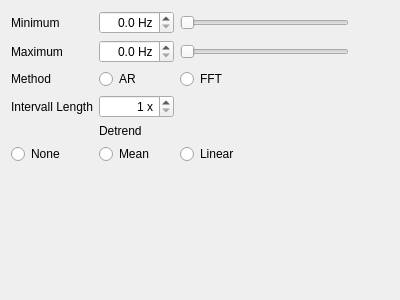
Before: the Qt Designer form libraries/disp/viewers/formfiles/bandpowersettingsview.ui in johaenns/mne-cpp, drawn with Qt 5.
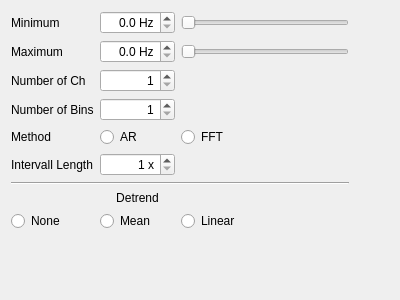
After: the same form once the commit is applied.

The edit to the form file:
```diff
--- a/libraries/disp/viewers/formfiles/bandpowersettingsview.ui
+++ b/libraries/disp/viewers/formfiles/bandpowersettingsview.ui
@@ -51,51 +51,17 @@
      <property name="leftMargin">
       <number>0</number>
      </property>
-     <item row="0" column="1">
-      <widget class="QDoubleSpinBox" name="doubleSpinBoxMin">
-       <property name="alignment">
-        <set>Qt::AlignRight|Qt::AlignTrailing|Qt::AlignVCenter</set>
-       </property>
-       <property name="suffix">
-        <string> Hz</string>
-       </property>
-       <property name="decimals">
-        <number>1</number>
-       </property>
-      </widget>
-     </item>
-     <item row="0" column="2">
-      <widget class="QSlider" name="horizontalSliderMin">
-       <property name="orientation">
-        <enum>Qt::Horizontal</enum>
-       </property>
-      </widget>
-     </item>
-     <item row="2" column="1">
-      <widget class="QRadioButton" name="radioButtonAR">
-       <property name="text">
-        <string>AR</string>
-       </property>
-       <attribute name="buttonGroup">
-        <string notr="true">buttonGroupMethod</string>
-       </attribute>
-      </widget>
-     </item>
-     <item row="4" column="1">
+     <item row="7" column="1">
       <widget class="QLabel" name="label_5">
        <property name="text">
         <string>Detrend</string>
        </property>
-      </widget>
-     </item>
-     <item row="1" column="0">
-      <widget class="QLabel" name="label_2">
-       <property name="text">
-        <string>Maximum</string>
+       <property name="alignment">
+        <set>Qt::AlignCenter</set>
        </property>
       </widget>
      </item>
-     <item row="2" column="2">
+     <item row="4" column="2">
       <widget class="QRadioButton" name="radioButtonFFT">
        <property name="text">
         <string>FFT</string>
@@ -105,10 +71,10 @@
        </attribute>
       </widget>
      </item>
-     <item row="0" column="0">
-      <widget class="QLabel" name="label">
+     <item row="8" column="2">
+      <widget class="QRadioButton" name="radioButtonLinear">
        <property name="text">
-        <string>Minimum</string>
+        <string>Linear</string>
        </property>
       </widget>
      </item>
@@ -126,12 +92,76 @@
       </widget>
      </item>
      <item row="3" column="0">
+      <widget class="QLabel" name="label_6">
+       <property name="text">
+        <string>Number of Bins</string>
+       </property>
+      </widget>
+     </item>
+     <item row="5" column="0">
       <widget class="QLabel" name="label_3">
        <property name="text">
         <string>Intervall Length</string>
        </property>
       </widget>
      </item>
+     <item row="0" column="2">
+      <widget class="QSlider" name="horizontalSliderMin">
+       <property name="orientation">
+        <enum>Qt::Horizontal</enum>
+       </property>
+      </widget>
+     </item>
+     <item row="3" column="1">
+      <widget class="QSpinBox" name="spinBoxBins">
+       <property name="alignment">
+        <set>Qt::AlignRight|Qt::AlignTrailing|Qt::AlignVCenter</set>
+       </property>
+       <property name="minimum">
+        <number>1</number>
+       </property>
+      </widget>
+     </item>
+     <item row="0" column="1">
+      <widget class="QDoubleSpinBox" name="doubleSpinBoxMin">
+       <property name="alignment">
+        <set>Qt::AlignRight|Qt::AlignTrailing|Qt::AlignVCenter</set>
+       </property>
+       <property name="suffix">
+        <string> Hz</string>
+       </property>
+       <property name="decimals">
+        <number>1</number>
+       </property>
+      </widget>
+     </item>
+     <item row="0" column="0">
+      <widget class="QLabel" name="label">
+       <property name="text">
+        <string>Minimum</string>
+       </property>
+      </widget>
+     </item>
+     <item row="8" column="0">
+      <widget class="QRadioButton" name="radioButtonNoDetrend">
+       <property name="layoutDirection">
+        <enum>Qt::LeftToRight</enum>
+       </property>
+       <property name="text">
+        <string>None</string>
+       </property>
+       <attribute name="buttonGroup">
+        <string notr="true">buttonGroupDetrend</string>
+       </attribute>
+      </widget>
+     </item>
+     <item row="1" column="0">
+      <widget class="QLabel" name="label_2">
+       <property name="text">
+        <string>Maximum</string>
+       </property>
+      </widget>
+     </item>
      <item row="1" column="2">
       <widget class="QSlider" name="horizontalSliderMax">
        <property name="orientation">
@@ -139,27 +169,47 @@
        </property>
       </widget>
      </item>
-     <item row="3" column="1">
-      <widget class="QSpinBox" name="spinBoxIntervallLength">
-       <property name="alignment">
-        <set>Qt::AlignRight|Qt::AlignTrailing|Qt::AlignVCenter</set>
-       </property>
-       <property name="suffix">
-        <string> x</string>
-       </property>
-       <property name="minimum">
-        <number>1</number>
-       </property>
-      </widget>
-     </item>
      <item row="2" column="0">
+      <widget class="QLabel" name="labelChannels">
+       <property name="text">
+        <string>Number of Ch</string>
+       </property>
+      </widget>
+     </item>
+     <item row="4" column="0">
       <widget class="QLabel" name="label_4">
        <property name="text">
         <string>Method</string>
        </property>
       </widget>
      </item>
+     <item row="2" column="1">
+      <widget class="QSpinBox" name="spinBoxChannels">
+       <property name="enabled">
+        <bool>true</bool>
+       </property>
+       <property name="alignment">
+        <set>Qt::AlignRight|Qt::AlignTrailing|Qt::AlignVCenter</set>
+       </property>
+       <property name="minimum">
+        <number>1</number>
+       </property>
+      </widget>
+     </item>
      <item row="5" column="1">
+      <widget class="QSpinBox" name="spinBoxIntervallLength">
+       <property name="alignment">
+        <set>Qt::AlignRight|Qt::AlignTrailing|Qt::AlignVCenter</set>
+       </property>
+       <property name="suffix">
+        <string> x</string>
+       </property>
+       <property name="minimum">
+        <number>1</number>
+       </property>
+      </widget>
+     </item>
+     <item row="8" column="1">
       <widget class="QRadioButton" name="radioButtonMean">
        <property name="text">
         <string>Mean</string>
@@ -169,20 +219,20 @@
        </attribute>
       </widget>
      </item>
-     <item row="5" column="0">
-      <widget class="QRadioButton" name="radioButtonNoDetrend">
+     <item row="4" column="1">
+      <widget class="QRadioButton" name="radioButtonAR">
        <property name="text">
-        <string>None</string>
+        <string>AR</string>
        </property>
        <attribute name="buttonGroup">
         <string notr="true">buttonGroupDetrend</string>
        </attribute>
       </widget>
      </item>
-     <item row="5" column="2">
-      <widget class="QRadioButton" name="radioButtonLinear">
-       <property name="text">
-        <string>Linear</string>
+     <item row="6" column="0" colspan="3">
+      <widget class="Line" name="line">
+       <property name="orientation">
+        <enum>Qt::Horizontal</enum>
        </property>
        <attribute name="buttonGroup">
         <string notr="true">buttonGroupDetrend</string>
```
Left out of the diff: 8 changed lines with no effect on the pictures.
